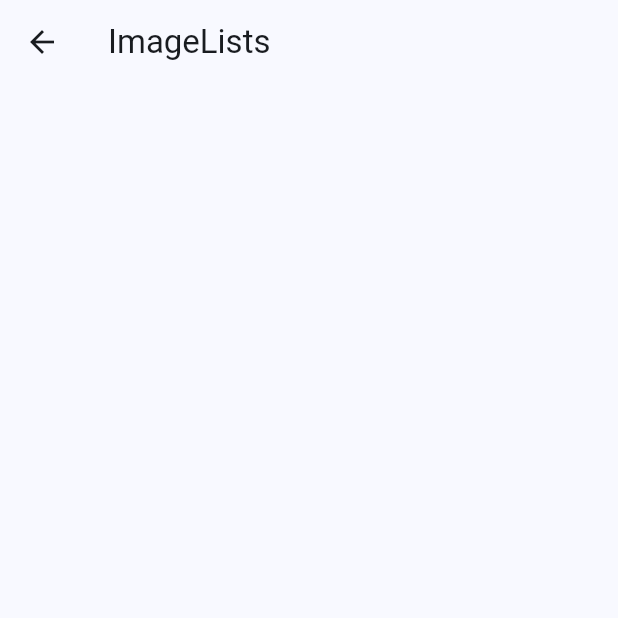
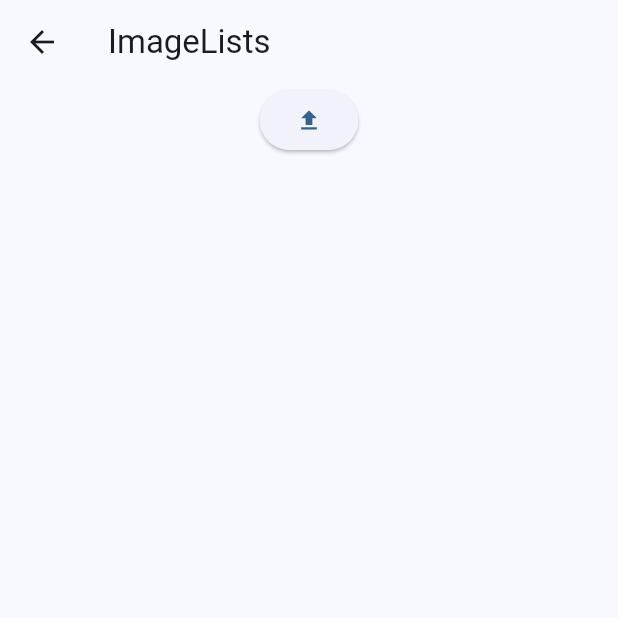
Before and after one commit to sta-wtag/flutter_test_app, a Flutter app: the screen it shows after launch, after a tap on the "image" icon, on a phone screen of 412 x 824 dp, the top half of it. Run offline on Flutter 3.47's test engine with Material 3 defaults, Android fonts, the phone set to English and light mode, and no system bars; our stand-ins replace bloc, equatable, flutter_bloc, image_picker; network calls fail.

Commit message:
(flutter-app): single image upload

```diff
--- a/lib/bloc/image_picker_bloc.dart
+++ b/lib/bloc/image_picker_bloc.dart
@@ -2,8 +2,9 @@ import 'dart:io';
 import 'package:bloc/bloc.dart';
 import 'package:image_picker/image_picker.dart';
 import 'image_picker_state.dart';
+import "../repos/repositories.dart";
 
-enum ImageUploaderEvent { upload }
+enum ImageUploaderEvent { selectImages, upload }
 
 class BlocImagePicker extends Bloc<ImageUploaderEvent, ImagePickerState> {
   BlocImagePicker() : super(ImagePickerState(images: []));
@@ -11,7 +12,7 @@ class BlocImagePicker extends Bloc<ImageUploaderEvent, ImagePickerState> {
   @override
   Stream<ImagePickerState> mapEventToState(ImageUploaderEvent event) async* {
     switch (event) {
-      case ImageUploaderEvent.upload:
+      case ImageUploaderEvent.selectImages:
         final picker = ImagePicker();
         final pickedFiles = await picker.pickMultiImage();
         if (pickedFiles.length > 0) {
@@ -22,6 +23,11 @@ class BlocImagePicker extends Bloc<ImageUploaderEvent, ImagePickerState> {
           yield ImagePickerState(images: state.images);
         }
         break;
+
+      case ImageUploaderEvent.upload:
+        UserRepository _userRepo = UserRepository();
+        _userRepo.uploadProductImage(state.images.first);
+        break;
     }
   }
 }
--- a/lib/screens/ImageLists.dart
+++ b/lib/screens/ImageLists.dart
@@ -13,8 +13,8 @@ class ImageLists extends StatelessWidget {
         appBar: AppBar(
           title: const Text('ImageLists'),
         ),
-        body: Center(
-          child: BlocBuilder<BlocImagePicker, ImagePickerState>(
+        body: Column(children: <Widget>[
+          BlocBuilder<BlocImagePicker, ImagePickerState>(
               builder: (context, state) {
             return ListView.builder(
               shrinkWrap: true,
@@ -25,6 +25,12 @@ class ImageLists extends StatelessWidget {
               },
             );
           }),
-        ));
+          ElevatedButton(
+              onPressed: () {
+                BlocProvider.of<BlocImagePicker>(context)
+                    .add(ImageUploaderEvent.upload);
+              },
+              child: Icon(Icons.upload))
+        ]));
   }
 }
--- a/lib/widgets/image_picker.dart
+++ b/lib/widgets/image_picker.dart
@@ -15,7 +15,7 @@ class _ImagePickerState extends State<ImagePicker> {
     return ElevatedButton(
       onPressed: () {
         BlocProvider.of<BlocImagePicker>(context)
-            .add(ImageUploaderEvent.upload);
+            .add(ImageUploaderEvent.selectImages);
         Navigator.pushNamed(context, '/image-lists');
       },
       child: Icon(Icons.image),
```
Also changed, not shown: lib/repos/repositories.dart (+22 -0 lines).
